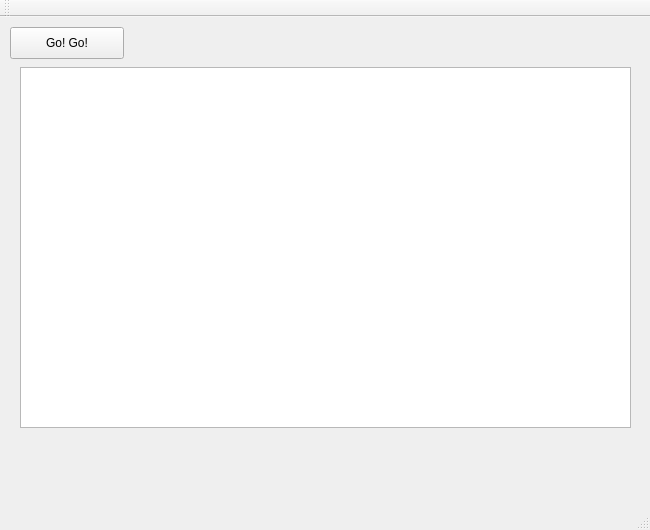
This is mainwindow.ui in nadalizadeh/Trustimator as Qt 5 draws it before an edit. The edited form follows.
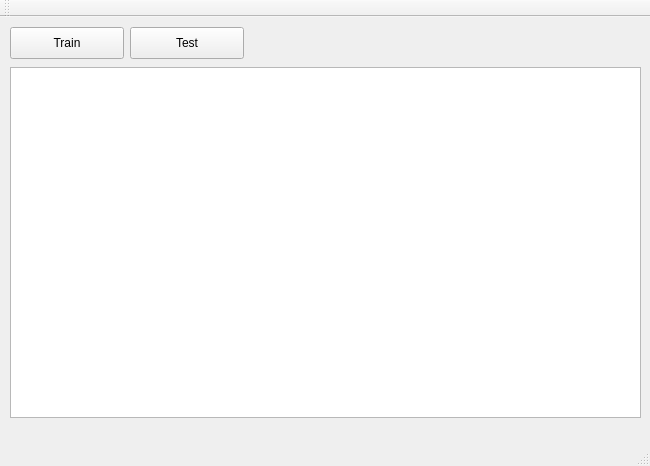
This is the edited form.

Commit message: Ehanced estimator hierarchy, new test dataset functionality

```diff
--- a/mainwindow.ui
+++ b/mainwindow.ui
@@ -7,7 +7,7 @@
     <x>0</x>
     <y>0</y>
     <width>650</width>
-    <height>530</height>
+    <height>466</height>
    </rect>
   </property>
   <property name="windowTitle">
@@ -24,16 +24,16 @@
      </rect>
     </property>
     <property name="text">
-     <string>Go! Go!</string>
+     <string>Train</string>
     </property>
    </widget>
    <widget class="QTableView" name="dataTable">
     <property name="geometry">
      <rect>
-      <x>20</x>
+      <x>10</x>
       <y>50</y>
-      <width>611</width>
-      <height>361</height>
+      <width>631</width>
+      <height>351</height>
      </rect>
     </property>
     <property name="verticalScrollMode">
@@ -43,6 +43,19 @@
      <enum>Qt::DotLine</enum>
     </property>
    </widget>
+   <widget class="QPushButton" name="testButton">
+    <property name="geometry">
+     <rect>
+      <x>130</x>
+      <y>10</y>
+      <width>114</width>
+      <height>32</height>
+     </rect>
+    </property>
+    <property name="text">
+     <string>Test</string>
+    </property>
+   </widget>
   </widget>
   <widget class="QMenuBar" name="menuBar">
    <property name="geometry">
```
The commit also changes 9 other files.
